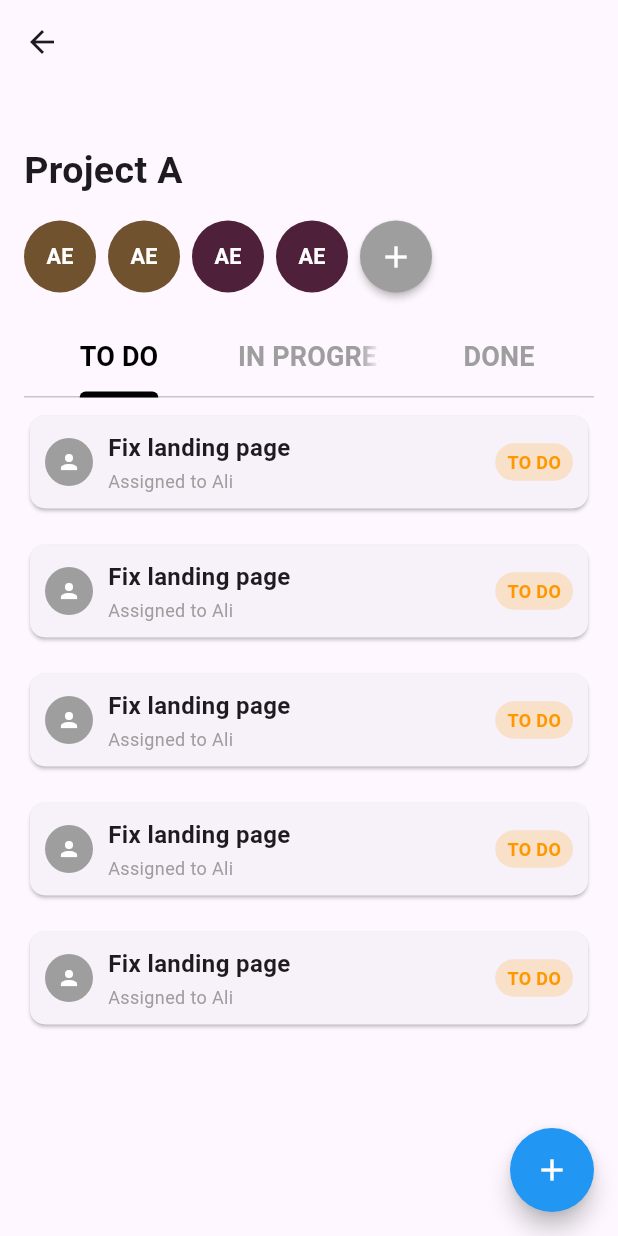
After one commit to AbdelrahmanElkholy41/Trello, a Flutter app: the screen it shows after launch, after a tap on "Project A", on a phone screen of 412 x 824 dp. The commit adds this screen. Run offline on Flutter 3.47's test engine with Material 3 defaults, Android fonts, the phone set to English and light mode, and no system bars.

Commit message:
create project details page and add component

```diff
--- a/lib/Feature/HomeProjects/homePage.dart
+++ b/lib/Feature/HomeProjects/homePage.dart
@@ -14,7 +14,7 @@ class Homepage extends StatelessWidget {
             borderRadius: BorderRadius.circular(50)
         ),
 
-        child: Icon(Icons.add, color: Colors.white,size: 35,),
+        child: Icon(Icons.add, color: Colors.white,),
 
       ),
       appBar: AppBar(title: Text('Home', style: TextStyle(fontSize: 22,fontWeight: FontWeight.w700))),
--- a/lib/Feature/ProjectDetails/ProjectDetails.dart
+++ b/lib/Feature/ProjectDetails/ProjectDetails.dart
@@ -7,6 +7,12 @@ class ProjectDetails extends StatelessWidget {
   @override
   Widget build(BuildContext context) {
     return  Scaffold(
+      floatingActionButton: FloatingActionButton(
+        backgroundColor: Colors.blue,
+        shape: RoundedRectangleBorder(
+          borderRadius: BorderRadius.circular(50)
+        ),
+        onPressed:(){},child: Icon(Icons.add,color: Colors.white,),),
       appBar: AppBar(
 
       ),
--- a/lib/Feature/ProjectDetails/widget/ProjectDetailsBody.dart
+++ b/lib/Feature/ProjectDetails/widget/ProjectDetailsBody.dart
@@ -1,10 +1,54 @@
 import 'package:flutter/cupertino.dart';
+import 'package:flutter/material.dart';
+import 'package:trello/Feature/ProjectDetails/widget/tabController.dart';
+
+import 'UserAvater.dart';
 
 class ProjectDetailsBody extends StatelessWidget {
   const ProjectDetailsBody({super.key});
 
   @override
   Widget build(BuildContext context) {
-    return const Column();
+    return Padding(
+      padding: const EdgeInsets.symmetric(horizontal: 16.0),
+      child: Column(
+        crossAxisAlignment: CrossAxisAlignment.start,
+        children: [
+          const SizedBox(height: 40),
+          const Text(
+            'Project A',
+            style: TextStyle(fontWeight: FontWeight.w700, fontSize: 25),
+          ),
+          const SizedBox(height: 15),
+
+          // 🧑‍🤝‍🧑 أعضاء الفريق
+          Row(
+            children: [
+              const UserAvatar(userName: 'Abdelrahman Elk holy'),
+              const SizedBox(width: 8),
+              const UserAvatar(userName: 'Abdelrahman Elk holy'),
+              const SizedBox(width: 8),
+              const UserAvatar(userName: 'Abdelrahman Elkholy'),
+              const SizedBox(width: 8),
+              const UserAvatar(userName: 'Abdelrahman Elkholy'),
+              const SizedBox(width: 8),
+              RawMaterialButton(
+                onPressed: () {},
+                elevation: 2.0,
+                fillColor: Colors.grey,
+                shape: CircleBorder(),
+                constraints: BoxConstraints.tight(Size(48, 48)),
+                child: Icon(Icons.add, color: Colors.white),
+              ),
+            ],
+          ),
+
+          const SizedBox(height: 20),
+          Expanded(
+            child: TabControllerr(),
+          )
+        ],
+      ),
+    );
   }
 }
--- /dev/null
+++ b/lib/Feature/ProjectDetails/widget/UserAvater.dart
@@ -0,0 +1,44 @@
+import 'package:flutter/material.dart';
+
+class UserAvatar extends StatelessWidget {
+  final String userName;
+  final double radius;
+
+  const UserAvatar({
+    Key? key,
+    required this.userName,
+    this.radius = 24,
+  }) : super(key: key);
+
+  /// 🔡 Get initials from full name (e.g. "Ahmed Khaled" → "AK")
+  String getInitials(String fullName) {
+    final names = fullName.trim().split(' ');
+    if (names.length == 1) return names[0][0].toUpperCase();
+    return '${names[0][0]}${names[1][0]}'.toUpperCase();
+  }
+
+  /// 🎨 Generate consistent color based on name hash
+  Color getColorFromName(String name) {
+    final hash = name.hashCode;
+    final r = (hash & 0xFF0000) >> 16;
+    final g = (hash & 0x00FF00) >> 8;
+    final b = (hash & 0x0000FF);
+    return Color.fromARGB(255, r, g, b);
+  }
+
+  @override
+  Widget build(BuildContext context) {
+    return CircleAvatar(
+      radius: radius,
+      backgroundColor: getColorFromName(userName),
+      child: Text(
+        getInitials(userName),
+        style: TextStyle(
+          color: Colors.white,
+          fontWeight: FontWeight.bold,
+          fontSize: radius * 0.6,
+        ),
+      ),
+    );
+  }
+}
--- /dev/null
+++ b/lib/Feature/ProjectDetails/widget/tabController.dart
@@ -0,0 +1,116 @@
+import 'package:flutter/material.dart';
+
+class TabControllerr extends StatelessWidget {
+  const TabControllerr({super.key});
+
+  @override
+  Widget build(BuildContext context) {
+    return DefaultTabController(
+      length: 3,
+      child: Column(
+        children: [
+          Align(
+            alignment: Alignment.centerLeft,
+            child: TabBar(
+              padding: EdgeInsets.zero,
+              labelPadding: const EdgeInsets.symmetric(horizontal: 16),
+              labelColor: Colors.black,
+              unselectedLabelColor: Colors.grey,
+              indicatorColor: Colors.black,
+              indicatorWeight: 4,
+              indicatorSize: TabBarIndicatorSize.label,
+              labelStyle:
+              const TextStyle(fontWeight: FontWeight.bold, fontSize: 18),
+              tabs: const [
+                Tab(text: 'TO DO'),
+                Tab(text: 'IN PROGRESS'),
+                Tab(text: 'DONE'),
+              ],
+            ),
+          ),
+          Expanded(
+            child: TabBarView(
+              children: [
+                _buildTaskList("Fix landing page", "Ali", Colors.orange),
+                _buildTaskList("Set up auth", "Mona", Colors.blue),
+                _buildTaskList("Login design finished", "Sarah", Colors.green),
+              ],
+            ),
+          ),
+        ],
+      ),
+    );
+  }
+
+  /// 🔹 Widget لبناء قائمة من الكروت
+  Widget _buildTaskList(String taskTitle, String user, Color color) {
+    return ListView.builder(
+      itemCount: 5,
+      itemBuilder: (_, index) => _buildTaskCard(taskTitle, user, color),
+    );
+  }
+
+  /// 🔹 Widget للكارت الواحد
+  Widget _buildTaskCard(String title, String user, Color tagColor) {
+    final statusMap = {
+      Colors.orange: "TO DO",
+      Colors.blue: "IN PROGRESS",
+      Colors.green: "DONE",
+    };
+
+    return Padding(
+      padding: const EdgeInsets.symmetric( vertical: 8),
+      child: Card(
+        shape: RoundedRectangleBorder(borderRadius: BorderRadius.circular(10)),
+        elevation: 1,
+        child: Padding(
+          padding: const EdgeInsets.all(10),
+          child: Row(
+            children: [
+              const CircleAvatar(
+                radius: 16,
+                backgroundColor: Colors.grey,
+                child: Icon(Icons.person, size: 16, color: Colors.white),
+              ),
+              const SizedBox(width: 10),
+              Expanded(
+                child: Column(
+                  crossAxisAlignment: CrossAxisAlignment.start,
+                  children: [
+                    Text(
+                      title,
+                      style: const TextStyle(
+                          fontSize: 16, fontWeight: FontWeight.w600),
+                    ),
+                    const SizedBox(height: 2),
+                    Text(
+                      "Assigned to $user",
+                      style:
+                      const TextStyle(fontSize: 12, color: Colors.grey),
+                    ),
+                  ],
+                ),
+              ),
+              Container(
+                padding:
+                const EdgeInsets.symmetric(horizontal: 8, vertical: 4),
+                decoration: BoxDecoration(
+                  color: tagColor.withOpacity(0.2),
+                  borderRadius: BorderRadius.circular(20),
+                ),
+                child: Text(
+                  statusMap[tagColor] ?? '',
+                  style: TextStyle(
+                    fontSize: 12,
+                    color: tagColor,
+                    fontWeight: FontWeight.bold,
+                  ),
+                ),
+              ),
+            ],
+          ),
+        ),
+      ),
+    );
+  }
+}
```
